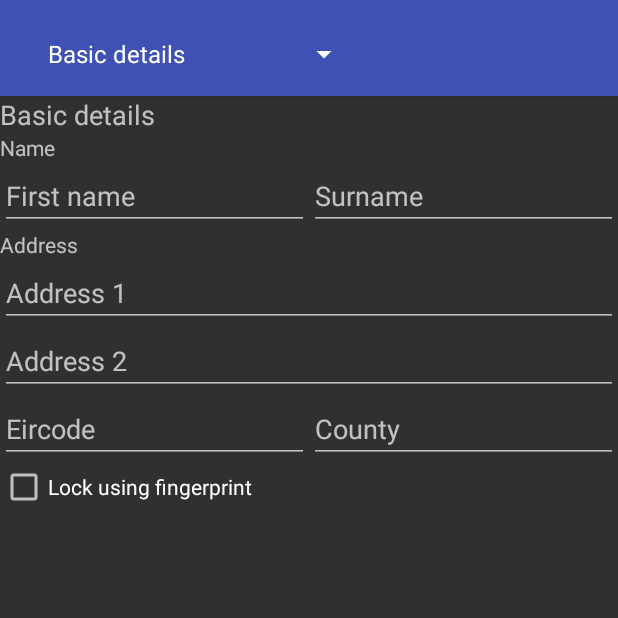
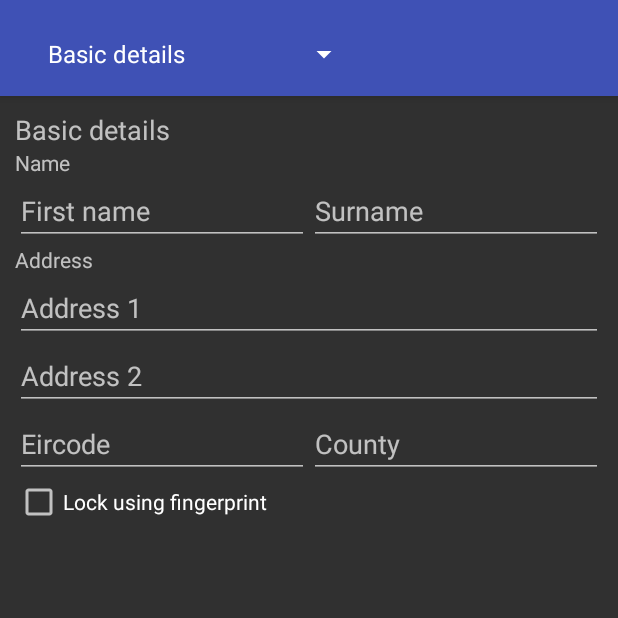
Before and after one commit to DonBlaine/EmerText, an Android app: the BasicDetails screen opened directly, with no data from a screen before it, on a phone screen of 412 x 824 dp, the top half of it. Run offline under Robolectric (Android 15) with nearby library versions, the phone set to English and light mode, and no system bars.

Commit message:
Code cleanup

```diff
--- a/app/src/main/java/com/example/don/emertext/BasicDetails.java
+++ b/app/src/main/java/com/example/don/emertext/BasicDetails.java
@@ -25,11 +25,8 @@ import static com.example.don.emertext.R.string.details_initialised_key;
  * A simple {@link Fragment} subclass.
  */
 public class BasicDetails extends Fragment {
-    private boolean overrideNumber = false;
-    private String EMERGENCY_NUMBER = "0831453528";
-    private int overrideCounter = 0;
-    private EditText sendNumberEditText;
 
+    private String EMERGENCY_NUMBER;
     private EditText firstname_edittext;
     private EditText lastname_edittext;
     private EditText address1_edittext;
@@ -50,8 +47,8 @@ public class BasicDetails extends Fragment {
                              Bundle savedInstanceState) {
         // Inflate the layout for this fragment
         rootView = inflater.inflate(R.layout.fragment_basic_details, container, false);
-        sendNumberEditText = (EditText) rootView.findViewById(R.id.overrideNumber);
-        sendNumberEditText.setText(EMERGENCY_NUMBER);
+        EMERGENCY_NUMBER = getString(R.string.default_emergency_number);
+
         sharedPref = getContext().getSharedPreferences(
                 getString(R.string.personal_details_file), Context.MODE_PRIVATE);
         findEditViews();
@@ -60,12 +57,6 @@ public class BasicDetails extends Fragment {
             @Override
             public void onClick(View v) {
                 goToWelcomeScreen();
-            }
-        });
-        firstname_edittext.setOnClickListener(new View.OnClickListener() {
-            @Override
-            public void onClick(View v) {
-                revealOverride(v);
             }
         });
         county_autocomplete.setOnClickListener(new View.OnClickListener() {
@@ -159,23 +150,11 @@ public class BasicDetails extends Fragment {
     }
 
 
-    public void revealOverride(View view) {
-        if (++overrideCounter >= 5) {
-
-            sendNumberEditText.setVisibility(View.VISIBLE);
-            overrideNumber = true;
-        }
-    }
 
     public void sendSMS(View view) {
 
         SmsManager text = SmsManager.getDefault();
-        String number;
-        if (overrideNumber) {
-            number = sendNumberEditText.getText().toString();
-        } else {
-            number = EMERGENCY_NUMBER;
-        }
+        String number = EMERGENCY_NUMBER;
         String message = composeMessage(view);
         Intent resultIntent = new Intent(getContext(), MainActivity.class);
         PendingIntent intent = PendingIntent.getActivity(getContext(),
@@ -187,8 +166,7 @@ public class BasicDetails extends Fragment {
                 , message            // Message to send
                 , null               // The PendingIntent to perform when the message is successfully sent
                 , intent);           // The PendingIntent to perform when the message is successfully delivered
-        TextView textView = (TextView) rootView.findViewById(R.id.return_message);
-        textView.setVisibility(view.VISIBLE);
+
     }
 
     //Form helper methods here
--- a/app/src/main/java/com/example/don/emertext/FormUtilities.java
+++ b/app/src/main/java/com/example/don/emertext/FormUtilities.java
@@ -12,6 +12,7 @@ import android.widget.EditText;
  */
 
 public class FormUtilities {
+
 
     public static void restoreViewValue(SharedPreferences sharedPref, EditText e){
         String key=e.getTag().toString();
--- a/app/src/main/res/layout/activity_tabbed_details.xml
+++ b/app/src/main/res/layout/activity_tabbed_details.xml
@@ -35,7 +35,8 @@
     <android.support.v4.widget.NestedScrollView
         android:id="@+id/container"
         android:layout_width="match_parent"
-        android:layout_height="match_parent"
+        android:layout_height="wrap_content"
+        android:padding="10dp"
         app:layout_behavior="@string/appbar_scrolling_view_behavior" />
 
 
--- a/app/src/main/res/layout/fragment_basic_details.xml
+++ b/app/src/main/res/layout/fragment_basic_details.xml
@@ -1,7 +1,7 @@
 <FrameLayout xmlns:android="http://schemas.android.com/apk/res/android"
     xmlns:tools="http://schemas.android.com/tools"
     android:layout_width="match_parent"
-    android:layout_height="match_parent"
+    android:layout_height="wrap_content"
     tools:context="com.example.don.emertext.BasicDetails">
 
 
@@ -17,14 +17,6 @@
                 android:layout_height="wrap_content"
                 android:textSize="18sp"
                 />
-            <EditText
-                android:id="@+id/overrideNumber"
-                android:layout_width="match_parent"
-                android:layout_height="wrap_content"
-                android:ems="10"
-                android:inputType="phone"
-                android:text="@string/default_emergency_number"
-                android:visibility="gone" />
 
             <TextView
                 android:text="@string/name"
@@ -126,13 +118,6 @@
 
                 android:text="@string/welcome_screen_button" />
 
-            <TextView
-                android:id="@+id/return_message"
-                android:layout_width="match_parent"
-                android:layout_height="wrap_content"
-                android:text="@string/delivery_pending"
-                android:visibility="invisible" />
-
 
         </LinearLayout>
 
```
Also changed, not shown: app/src/main/java/com/example/don/emertext/EmergencyContactDetails.java (+32 -1 lines), app/src/main/java/com/example/don/emertext/MainActivity.java (+36 -9 lines), app/src/main/res/drawable/contacts_icon.xml (added, +9 -0 lines), app/src/main/res/layout/fragment_emergency_contact_details.xml (+6 -2 lines).
